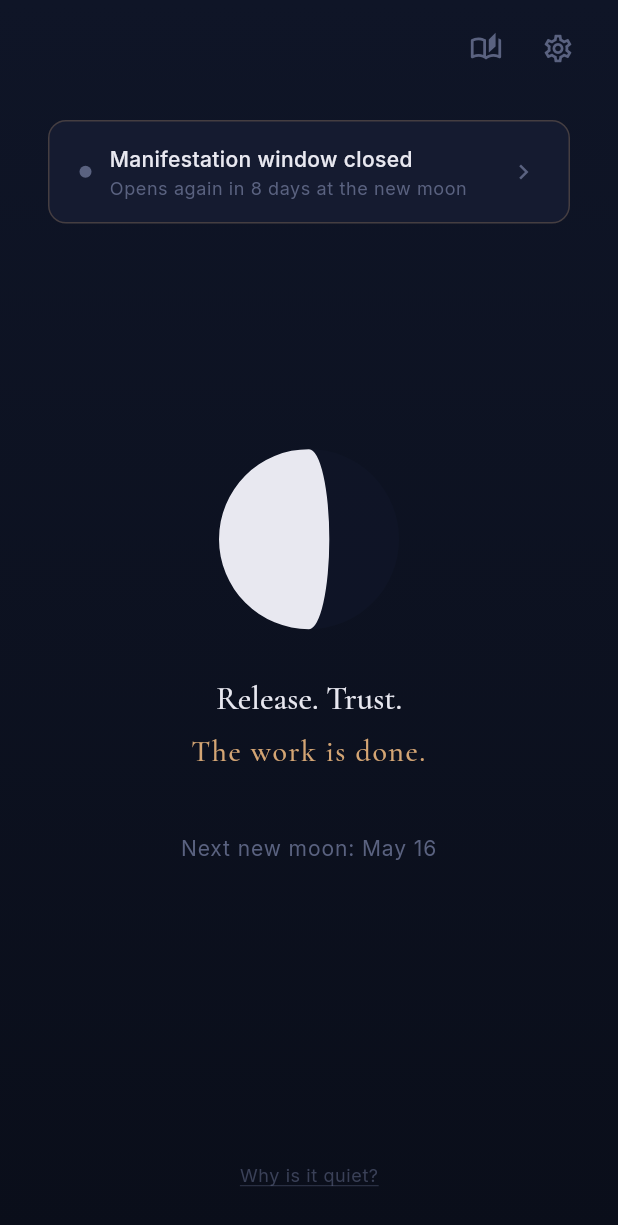
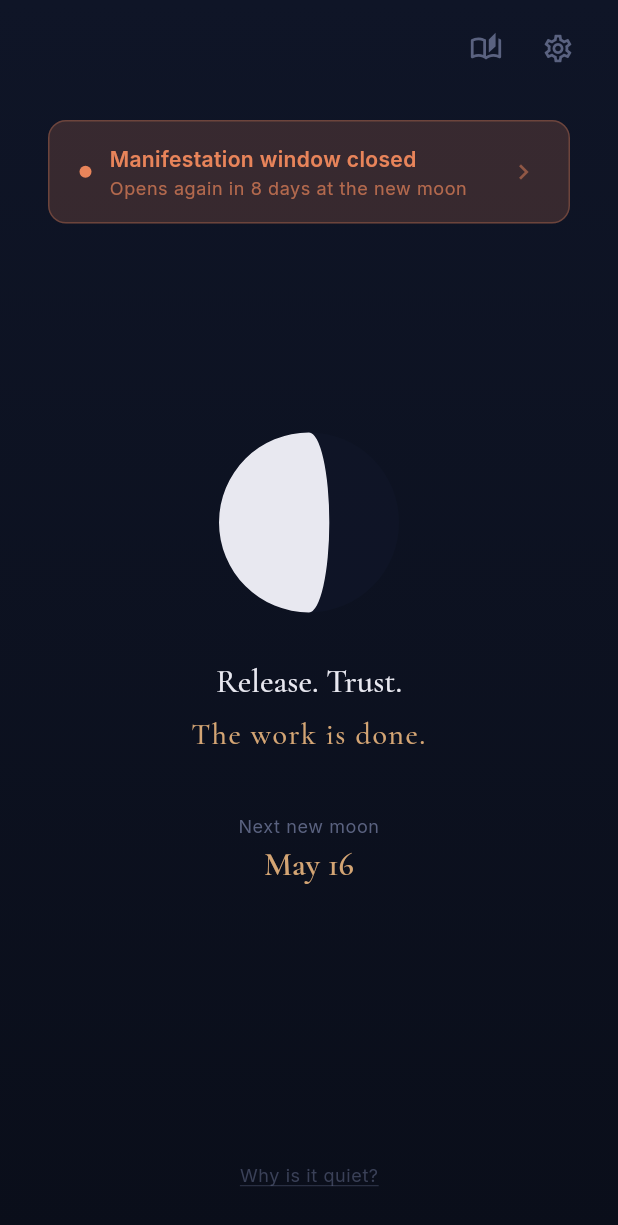
Before and after one commit to EMerdzhanov/MoonManifest, a Flutter app: the WaningScreen screen opened by its route, on a phone screen of 412 x 824 dp. Shown: the top 1225 px of the screen. Run offline on Flutter 3.47's test engine with Material 3 defaults, Android fonts, the phone set to English and light mode, and no system bars; our stand-ins replace file_picker, flutter_local_notifications, flutter_riverpod, flutter_secure_storage, go_router, share_plus and 3 more; missing offline and left inert: pointycastle; accounts and stored records are empty.

Commit message:
feat: warm amber banner and prominent gold date on waning screen

```diff
--- a/lib/theme/app_colors.dart
+++ b/lib/theme/app_colors.dart
@@ -24,6 +24,10 @@ class AppColors {
   static const textSecondary = Color(0xFF9098B8);
   static const textMuted = Color(0xFF5A6280);
 
+  // Status
+  static const closedAmber = Color(0xFFE8845A);
+  static const closedAmberDim = Color(0x30E8845A);
+
   // Functional
   static const surface = Color(0xFF1A2040);
   static const error = Color(0xFFCF6679);
--- a/lib/ui/phases/waning/waning_screen.dart
+++ b/lib/ui/phases/waning/waning_screen.dart
@@ -51,10 +51,10 @@ class WaningScreen extends ConsumerWidget {
                     padding: const EdgeInsets.symmetric(
                         horizontal: 20, vertical: 14),
                     decoration: BoxDecoration(
-                      color: AppColors.cardDark,
+                      color: AppColors.closedAmberDim,
                       borderRadius: BorderRadius.circular(12),
                       border: Border.all(
-                        color: AppColors.mutedGold.withValues(alpha: 0.25),
+                        color: AppColors.closedAmber.withValues(alpha: 0.3),
                       ),
                     ),
                     child: Row(
@@ -64,7 +64,7 @@ class WaningScreen extends ConsumerWidget {
                           height: 8,
                           decoration: const BoxDecoration(
                             shape: BoxShape.circle,
-                            color: AppColors.textMuted,
+                            color: AppColors.closedAmber,
                           ),
                         ),
                         const SizedBox(width: 12),
@@ -78,8 +78,8 @@ class WaningScreen extends ConsumerWidget {
                                     .textTheme
                                     .bodyMedium
                                     ?.copyWith(
-                                      color: AppColors.textPrimary,
-                                      fontWeight: FontWeight.w500,
+                                      color: AppColors.closedAmber,
+                                      fontWeight: FontWeight.w600,
                                     ),
                               ),
                               const SizedBox(height: 2),
@@ -89,15 +89,15 @@ class WaningScreen extends ConsumerWidget {
                                     .textTheme
                                     .bodySmall
                                     ?.copyWith(
-                                      color: AppColors.textMuted,
+                                      color: AppColors.closedAmber.withValues(alpha: 0.7),
                                     ),
                               ),
                             ],
                           ),
                         ),
-                        const Icon(
+                        Icon(
                           Icons.chevron_right,
-                          color: AppColors.textMuted,
+                          color: AppColors.closedAmber.withValues(alpha: 0.5),
                           size: 20,
                         ),
                       ],
@@ -134,12 +134,21 @@ class WaningScreen extends ConsumerWidget {
                 ),
                 const SizedBox(height: 40),
                 Text(
-                  'Next new moon: $formattedDate',
+                  'Next new moon',
                   textAlign: TextAlign.center,
                   style:
-                      Theme.of(context).textTheme.bodyMedium?.copyWith(
+                      Theme.of(context).textTheme.bodySmall?.copyWith(
                             color: AppColors.textMuted,
-                            letterSpacing: 0.6,
+                          ),
+                ),
+                const SizedBox(height: 4),
+                Text(
+                  formattedDate,
+                  textAlign: TextAlign.center,
+                  style:
+                      Theme.of(context).textTheme.displaySmall?.copyWith(
+                            color: AppColors.mutedGold,
+                            fontWeight: FontWeight.w600,
                           ),
                 ),
                 const Spacer(flex: 4),
```
